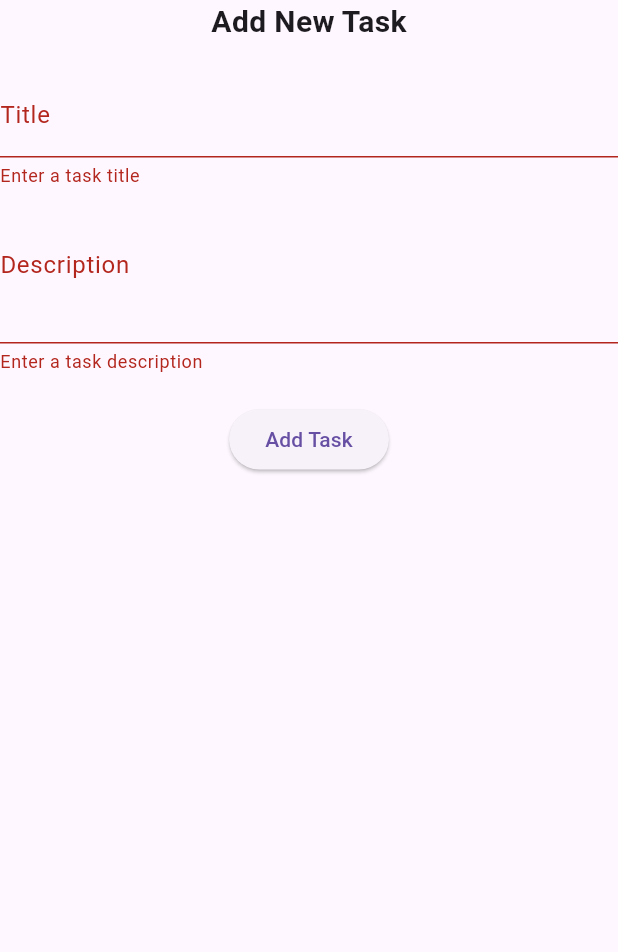
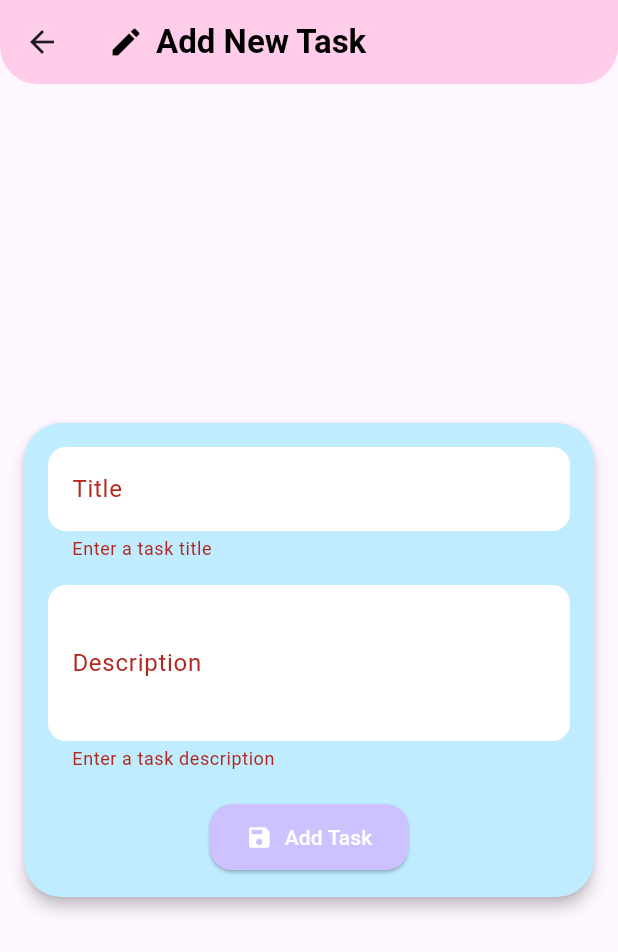
Before and after one commit to yousrabenaissa43/TaskManager-FlutterApp, a Flutter app: the TaskForm screen opened directly, after a tap on "Add Task", on a phone screen of 412 x 824 dp. Shown: the top 952 px of the screen. Run offline on Flutter 3.47's test engine with Material 3 defaults, Android fonts, the phone set to English and light mode, and no system bars; our stand-ins replace cloud_firestore, firebase_auth, firebase_core, flutter_spinkit; accounts and stored records are empty.

Commit message:
updated the task form

```diff
--- a/lib/screens/home/home.dart
+++ b/lib/screens/home/home.dart
@@ -59,7 +59,7 @@ class Home extends StatelessWidget {
         backgroundColor: Colors.grey[100],
         appBar: AppBar(
           title: Text('Task Manager'),
-          backgroundColor: Color(0xFFFFF6E3),
+          backgroundColor: Color(0xFFF0A7BC),
           elevation: 0.0,
           actions: <Widget>[
             TextButton.icon(
--- a/lib/screens/home/task_form.dart
+++ b/lib/screens/home/task_form.dart
@@ -5,53 +5,124 @@ import 'package:taskmanager/services/database.dart';
 import 'package:taskmanager/models/user.dart' as MyUser;
 
 class TaskForm extends StatefulWidget {
+  final Task? task;
+
+  TaskForm({this.task});
+
   @override
   _TaskFormState createState() => _TaskFormState();
 }
 
 class _TaskFormState extends State<TaskForm> {
   final _formKey = GlobalKey<FormState>();
-  String _title = '';
-  String _description = '';
+  late String _title;
+  late String _description;
+
+  @override
+  void initState() {
+    super.initState();
+    _title = widget.task?.title ?? '';
+    _description = widget.task?.description ?? '';
+  }
 
   @override
   Widget build(BuildContext context) {
     final user = Provider.of<MyUser.User?>(context);
 
-    return Form(
+    return Scaffold(
+      appBar: AppBar(
+        elevation: 0,
+        backgroundColor: Color(0xFFFFCCEA),
+        shape: RoundedRectangleBorder(
+          borderRadius: BorderRadius.vertical(bottom: Radius.circular(25)),
+        ),
+        title: Row(
+          children: [
+            Icon(Icons.edit, color: Colors.black),
+            SizedBox(width: 8),
+            Text(
+              widget.task == null ? 'Add New Task' : 'Edit Task',
+              style: TextStyle(color: Colors.black, fontWeight: FontWeight.bold),
+            ),
+          ],
+        ),
+      ),
+      body: Center(
+        child: Card(
+          elevation: 4,
+          margin: EdgeInsets.all(16.0),
+          shape: RoundedRectangleBorder(borderRadius: BorderRadius.circular(25)),
+          color: Color(0xFFBFECFF),
+          child: Padding(
+            padding: const EdgeInsets.all(16.0),
+            child: Form(
               key: _formKey,
               child: Column(
-        mainAxisSize: MainAxisSize.min, // Keeps modal height dynamic
-        children: <Widget>[
-          Text(
-            'Add New Task',
-            style: TextStyle(fontSize: 20.0, fontWeight: FontWeight.bold),
+                mainAxisSize: MainAxisSize.min,
+                children: [
+                  TextFormField(
+                    initialValue: _title,
+                    decoration: InputDecoration(
+                      labelText: 'Title',
+                      filled: true,
+                      fillColor: Colors.white,
+                      border: OutlineInputBorder(
+                        borderRadius: BorderRadius.circular(12),
+                        borderSide: BorderSide.none,
                       ),
-          SizedBox(height: 20.0),
-          TextFormField(
-            decoration: InputDecoration(labelText: 'Title'),
+                    ),
                     validator: (val) => val == null || val.isEmpty ? 'Enter a task title' : null,
                     onChanged: (val) => setState(() => _title = val),
                   ),
+                  SizedBox(height: 16.0),
                   TextFormField(
-            decoration: InputDecoration(labelText: 'Description'),
+                    initialValue: _description,
+                    decoration: InputDecoration(
+                      labelText: 'Description',
+                      filled: true,
+                      fillColor: Colors.white,
+                      border: OutlineInputBorder(
+                        borderRadius: BorderRadius.circular(12),
+                        borderSide: BorderSide.none,
+                      ),
+                    ),
                     maxLines: 3,
                     validator: (val) => val == null || val.isEmpty ? 'Enter a task description' : null,
                     onChanged: (val) => setState(() => _description = val),
                   ),
                   SizedBox(height: 20.0),
-          ElevatedButton(
-            child: Text('Add Task'),
+                  ElevatedButton.icon(
+                    icon: Icon(Icons.save, color: Colors.white),
+                    label: Text(widget.task == null ? 'Add Task' : 'Update Task'),
+                    style: ElevatedButton.styleFrom(
+                      shape: RoundedRectangleBorder(
+                        borderRadius: BorderRadius.circular(15),
+                      ),
+                      backgroundColor: Color(0xFFCDC1FF),
+                      foregroundColor: Colors.white,
+                      padding: EdgeInsets.symmetric(vertical: 12, horizontal: 24),
+                    ),
                     onPressed: () async {
                       if (_formKey.currentState!.validate() && user != null) {
-                Task task = Task(title: _title, description: _description);
-                await DatabaseService(uid: user.uid!).addTask(task);
-                Navigator.pop(context); // Close the modal
+                        Task task = widget.task ?? Task(title: _title, description: _description);
+                        task.title = _title;
+                        task.description = _description;
+
+                        final dbService = DatabaseService(uid: user.uid!);
+                        widget.task == null
+                            ? await dbService.addTask(task)
+                            : await dbService.updateTask(task);
+
+                        Navigator.pop(context);
                       }
                     },
                   ),
                 ],
               ),
+            ),
+          ),
+        ),
+      ),
     );
   }
 }
```
Also changed, not shown: lib/screens/home/task_tile.dart (+39 -6 lines), lib/services/database.dart (+18 -0 lines). Lines whose indentation alone changed are shown as unchanged.
